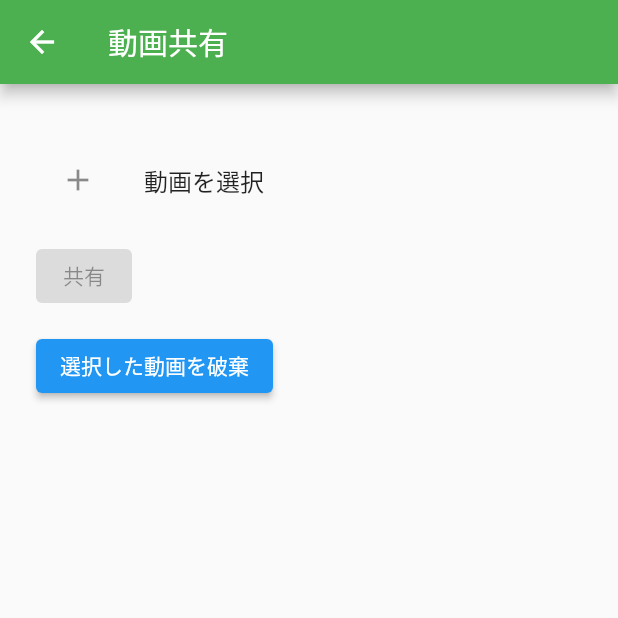
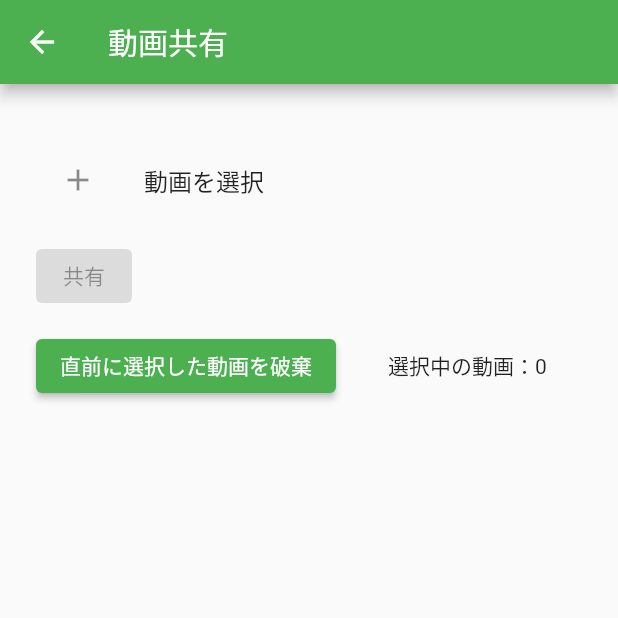
Before and after one commit to KokiWakatsuki/sporty, a Flutter app: the P2P screen opened by its route, after a tap on "動画を選択", on a phone screen of 412 x 824 dp, the top half of it. Run offline on Flutter 3.47's test engine with Material 2 defaults, Android fonts, the phone set to English and light mode, and no system bars; our stand-ins replace camera, chewie, flutter_cache_manager, gallery_saver, image_gallery_saver, image_picker and 2 more.

Commit message:
体裁整えてる途中 自宅PC

```diff
--- a/lib/view/p2p.dart
+++ b/lib/view/p2p.dart
@@ -1,8 +1,11 @@
-// ignore_for_file: public_member_api_docs, unused_element, sort_child_properties_last, deprecated_member_use, prefer_const_constructors, use_key_in_widget_constructors, unnecessary_null_comparison
+// ignore_for_file: public_member_api_docs, unused_element, sort_child_properties_last, deprecated_member_use, prefer_const_constructors, use_key_in_widget_constructors, unnecessary_null_comparison, unused_field, sized_box_for_whitespace, no_leading_underscores_for_local_identifiers, avoid_unnecessary_containers, await_only_futures
 
+import 'dart:io';
 import 'package:flutter/material.dart';
 import 'package:image_picker/image_picker.dart';
 import 'package:share/share.dart';
+import 'package:video_player/video_player.dart';
+import 'package:chewie/chewie.dart';
 
 class P2P extends StatefulWidget {
   const P2P({Key? key}) : super(key: key);
@@ -12,12 +15,17 @@ class P2P extends StatefulWidget {
 }
 
 class _P2PState extends State<P2P> with WidgetsBindingObserver {
+  int a = 0;
   String text = '';
   String subject = '';
   List<String> imagePaths = [];
+  int len = 0;
+  late VideoPlayerController _controller;
+  late ChewieController _chewieController;
 
   @override
   Widget build(BuildContext context) {
+    var _screenSize = MediaQuery.of(context).size;
     final appBar = AppBar(
       backgroundColor: Colors.green,
       title: const Text('動画共有'),
@@ -38,9 +46,18 @@ class _P2PState extends State<P2P> with WidgetsBindingObserver {
                       final imagePicker = ImagePicker();
                       final pickedFile =
                       (await imagePicker.getVideo(source: ImageSource.gallery))!;
+                      _controller = VideoPlayerController.file(File(pickedFile.path));
+                      await _controller.initialize();
+                      _chewieController = ChewieController(
+                        videoPlayerController: _controller,
+                        autoPlay: true,
+                        looping: false,
+                        zoomAndPan: true,
+                      );
                       if (pickedFile != null) {
                         setState(() {
                           imagePaths.add(pickedFile.path);
+                          len = imagePaths.length;
                         });
                       }
                     },
@@ -50,6 +67,9 @@ class _P2PState extends State<P2P> with WidgetsBindingObserver {
                     builder: (BuildContext context) {
                       return ElevatedButton(
                         child: const Text('共有'),
+                        style: ElevatedButton.styleFrom(
+                          primary: Colors.green, // background
+                        ),
                         onPressed: text.isEmpty && imagePaths.isEmpty
                             ? null
                             : () => _onShare(context),
@@ -59,12 +79,31 @@ class _P2PState extends State<P2P> with WidgetsBindingObserver {
                   const Padding(padding: EdgeInsets.only(top: 12.0)),
                   Builder(
                     builder: (BuildContext context) {
-                      return ElevatedButton(
-                        child: const Text('選択した動画を破棄'),
-                        onPressed: () => _onShareWithEmptyOrigin(context),
-                      );
+                      return Row(children: [
+                        ElevatedButton(
+                          child: const Text('直前に選択した動画を破棄'),
+                          style: ElevatedButton.styleFrom(
+                            primary: Colors.green, // background
+                          ),
+                          onPressed: () => _onDeleteImage(),
+                        ),
+                        Text('          選択中の動画：$len')
+                      ],);
                     },
                   ),
+                  Text(''),
+                  text.isEmpty && imagePaths.isEmpty
+                  ? Text('')
+                  : Column(children: [
+                    Text('直前に選択した動画'),
+                    Container(
+                      color: Colors.black,
+                      width: _screenSize.width,
+                      height: _screenSize.height * 0.6,
+                      child: Chewie(controller: _chewieController)
+                    ),
+                  ],
+                )
                 ],
               ),
             ),
@@ -72,9 +111,21 @@ class _P2PState extends State<P2P> with WidgetsBindingObserver {
         );
   }
 
-  _onDeleteImage(int position) {
+  _onDeleteImage() {
+    imagePaths.removeLast();
+    len = imagePaths.length;
+    Future(() async {
+      _controller = VideoPlayerController.file(File(imagePaths.last));
+      await _controller.initialize();
+      _chewieController = await ChewieController(
+        videoPlayerController: _controller,
+        autoPlay: true,
+        looping: false,
+        zoomAndPan: true,
+      );
+    });
     setState(() {
-      imagePaths.removeAt(position);
+
     });
   }
 
```
